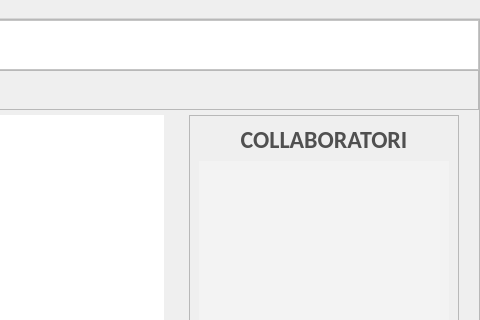
giovannic96/Real-time-collaborative-text-editor, file ClientModule/editorwindow.ui: the form before one commit; both pictures show x 520 to 1000 and y 0 to 320 of the 1000 by 656 pixel window.
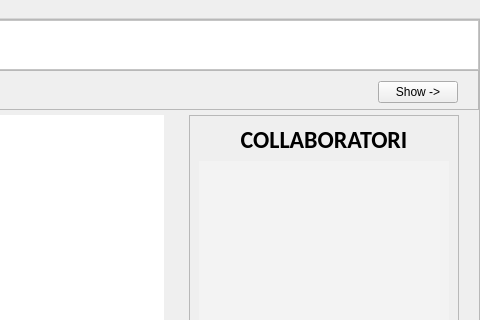
The form after the commit. Icons and pictures are not drawn. Custom widgets are drawn as their Qt base class.

Commit message:
Changed Exit and Back button in MenuWindow
Fixed #44

```diff
--- a/ClientModule/editorwindow.ui
+++ b/ClientModule/editorwindow.ui
@@ -1173,28 +1173,11 @@
               </item>
               <item>
                <widget class="QPushButton" name="buttonCollab">
-                <property name="styleSheet">
-                 <string notr="true">#buttonCollab {
-	border-radius: 4px;
-}
-
-#buttonCollab:hover {
-	background-color: lightgrey;
-}
-</string>
+                <property name="cursor">
+                 <cursorShape>PointingHandCursor</cursorShape>
                 </property>
                 <property name="text">
-                 <string/>
-                </property>
-                <property name="icon">
-                 <iconset resource="Risorse.qrc">
-                  <normaloff>:/image/Editor/Collaborator.png</normaloff>:/image/Editor/Collaborator.png</iconset>
-                </property>
-                <property name="iconSize">
-                 <size>
-                  <width>30</width>
-                  <height>30</height>
-                 </size>
+                 <string>Show -&gt;</string>
                 </property>
                 <property name="checkable">
                  <bool>true</bool>
@@ -1289,13 +1272,6 @@
                   <property name="layoutDirection">
                    <enum>Qt::LeftToRight</enum>
                   </property>
-                  <property name="styleSheet">
-                   <string notr="true">#labelCollab{
-	background-color:transparent;
-	border: transparent;
-	color: #505050;
-}</string>
-                  </property>
                   <property name="text">
                    <string>COLLABORATORI</string>
                   </property>
```
Left out of the diff: 3 changed lines with no effect on the pictures. The commit also changes 4 other files.
